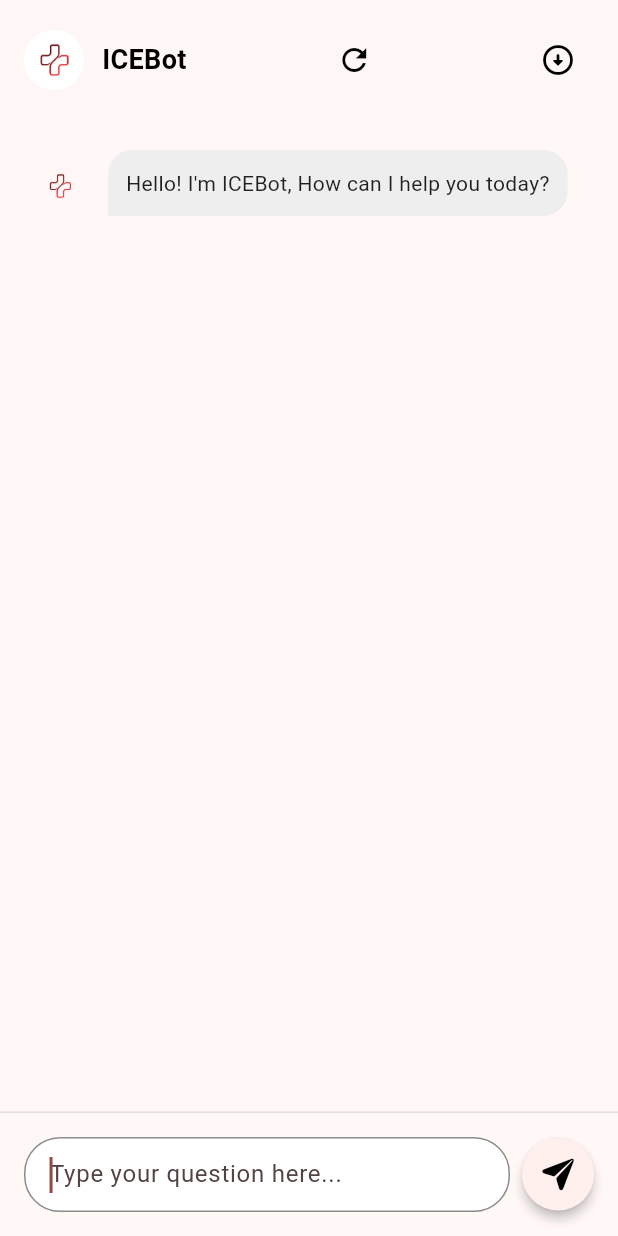
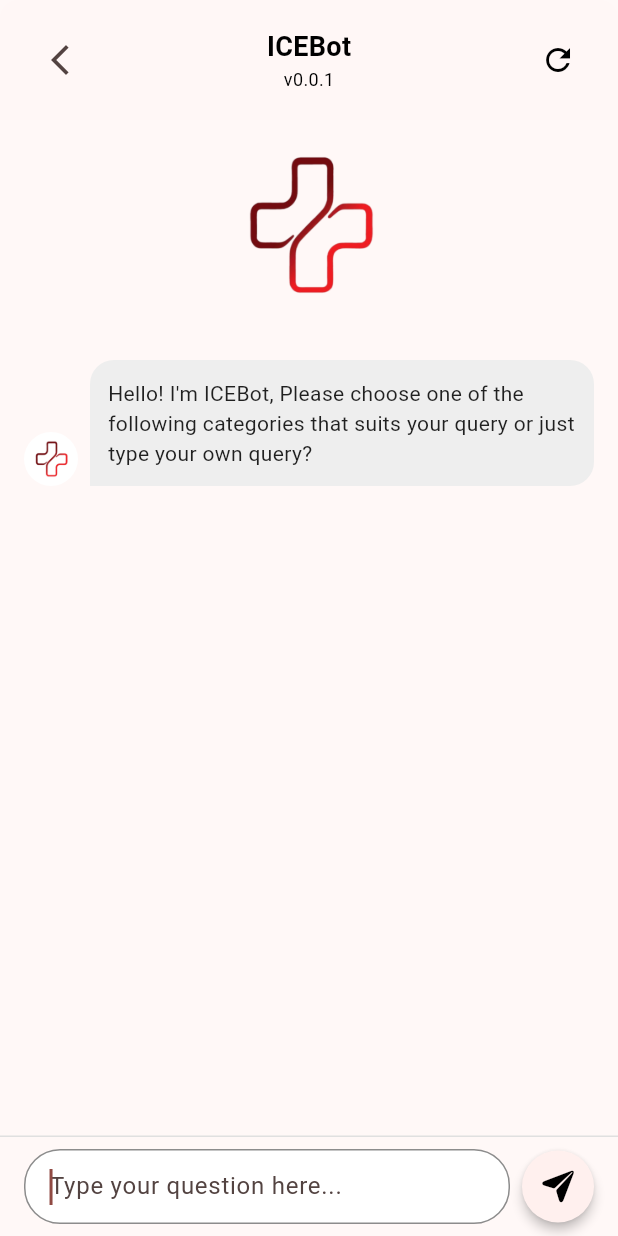
Before and after one commit to maiHydrogen/ICEbot, a Flutter app: the ChatbotWidget screen opened directly with empty values, on a phone screen of 412 x 824 dp. Run offline on Flutter 3.47's test engine with Material 3 defaults, Android fonts, the phone set to English and light mode, and no system bars; missing offline and left inert: string_similarity.

Commit message:
fix: improved msging ui

```diff
--- a/lib/src/models/chatbot_config.dart
+++ b/lib/src/models/chatbot_config.dart
@@ -15,7 +15,7 @@ class ChatbotConfig {
 
   const ChatbotConfig({
     this.botName = 'ICEBot',
-    this.welcomeMessage = 'Hello! I\'m ICEBot, How can I help you today?',
+    this.welcomeMessage = 'Hello! I\'m ICEBot, Please choose one of the following categories that suits your query or just type your own query?',
     this.noAnswerMessage = 'I\'m sorry, I don\'t have an answer for that question.',
     this.primaryColor = const Color.fromARGB(1, 238, 28, 34),
     this.secondaryColor = const Color.fromARGB(1, 115, 15, 17),
--- a/lib/src/widgets/chat_bubble.dart
+++ b/lib/src/widgets/chat_bubble.dart
@@ -17,7 +17,7 @@ class ChatBubble extends StatelessWidget {
         mainAxisAlignment: isUser
             ? MainAxisAlignment.end
             : MainAxisAlignment.start,
-        crossAxisAlignment: CrossAxisAlignment.start,
+        crossAxisAlignment: CrossAxisAlignment.end,
         children: [
           if (!isUser) _buildAvatar(),
           if (!isUser) const SizedBox(width: 8),
@@ -25,7 +25,7 @@ class ChatBubble extends StatelessWidget {
             child: Container(
               padding: const EdgeInsets.all(12),
               decoration: BoxDecoration(
-                color: isUser ? config.primaryColor : Colors.grey.shade200,
+                color: isUser ? Colors.white : Colors.grey.shade200,
                 borderRadius: BorderRadius.circular(16).copyWith(
                   bottomLeft: isUser ? const Radius.circular(16) : Radius.zero,
                   bottomRight: isUser ? Radius.zero : const Radius.circular(16),
@@ -37,7 +37,7 @@ class ChatBubble extends StatelessWidget {
                   Text(
                     message.content,
                     style: TextStyle(
-                      color: isUser ? Colors.white : Colors.black87,
+                      color: Colors.black87,
                       fontSize: 14,
                     ),
                   ),
@@ -46,7 +46,7 @@ class ChatBubble extends StatelessWidget {
                     Text(
                       _formatTime(message.timestamp),
                       style: TextStyle(
-                        color: isUser ? Colors.white70 : Colors.grey,
+                        color:  Colors.grey,
                         fontSize: 11,
                       ),
                     ),
@@ -65,13 +65,13 @@ class ChatBubble extends StatelessWidget {
   Widget _buildAvatar() {
     final isUser = message.type == MessageType.user;
     return CircleAvatar(
-      radius: 24,
-      backgroundColor: isUser ? config.primaryColor : config.secondaryColor,
+      radius: 18,
+      backgroundColor: isUser ? Colors.grey : Colors.white,
       child: isUser
           ? Icon(Icons.person, size: 24, color: Colors.white)
           : Image(
               image: AssetImage("images/plus.png", package: "icebot"),
-              height: 24,
+              height: 36,
             ),
     );
   }
--- a/lib/src/widgets/chatbot_widget.dart
+++ b/lib/src/widgets/chatbot_widget.dart
@@ -31,22 +31,34 @@ class _ChatbotWidgetState extends State<ChatbotWidget> {
     super.initState();
     _faqService = FAQService(widget.faqs);
     _chatService = ChatService(_faqService, widget.config);
+    _chatService.addListener(_autoScrollToBottom);
   }
 
   @override
   Widget build(BuildContext context) {
-    return Scaffold(
+    return GestureDetector(
+      onTap: () => FocusScope.of(context).unfocus(),
+      child: Scaffold(
         body: SafeArea(
           child: SizedBox(
-          height: widget.height ,
+            height: widget.height,
             width: widget.width,
             child: Column(
               children: [
                 _buildHeader(),
+                CircleAvatar(
+                  radius: 70,
+                  backgroundColor: Colors.transparent,
+                  child: Image(
+                    image: AssetImage("images/plus.png", package: "icebot"),
+                    fit: BoxFit.fill,
+                  ),
+                ),
                 Expanded(child: _buildMessageList()),
                 if (widget.config.enableSuggestions) _buildSuggestions(),
                 _buildInputArea(),
               ],
+            ),
           ),
         ),
       ),
@@ -65,14 +77,13 @@ class _ChatbotWidgetState extends State<ChatbotWidget> {
       ),
       child: Row(
         children: [
-          CircleAvatar(
-            backgroundColor: Colors.white,
-            child: Image(
-              image: AssetImage("images/plus.png", package: "icebot"),
-              height: 32,
+          IconButton(
+            onPressed: () => Navigator.pop(context),
+            icon: const Icon(Icons.arrow_back_ios_new),
           ),
-          ),
-          const SizedBox(width: 12),
+          const Spacer(),
+          Column(
+            children: [
               Text(
                 widget.config.botName,
                 style: const TextStyle(
@@ -81,15 +92,16 @@ class _ChatbotWidgetState extends State<ChatbotWidget> {
                   fontWeight: FontWeight.bold,
                 ),
               ),
+              Text(
+                "v0.0.1",
+                style: const TextStyle(color: Colors.black, fontSize: 12),
+              ),
+            ],
+          ),
           const Spacer(),
           IconButton(
             onPressed: _chatService.clearChat,
             icon: const Icon(Icons.refresh, color: Colors.black),
-          ),
-          const Spacer(),
-          IconButton(
-            onPressed: _scrollToBottom,
-            icon: const Icon(Icons.arrow_circle_down_rounded, color: Colors.black),
           ),
         ],
       ),
@@ -98,10 +110,11 @@ class _ChatbotWidgetState extends State<ChatbotWidget> {
 
   Widget _buildMessageList() {
     return AnimatedBuilder(
-      animation:
-          _chatService,
+      animation: _chatService,
       builder: (context, child) {
         return ListView.builder(
+          shrinkWrap: true,
+          physics: ClampingScrollPhysics(),
           controller: _scrollController,
           padding: const EdgeInsets.all(16),
           itemCount: _chatService.messages.length,
@@ -142,7 +155,7 @@ class _ChatbotWidgetState extends State<ChatbotWidget> {
 
   Widget _buildInputArea() {
     return Container(
-      padding: const EdgeInsets.all(16),
+      padding: const EdgeInsets.symmetric(horizontal: 16, vertical: 8),
       decoration: BoxDecoration(
         border: Border(top: BorderSide(color: Colors.grey.shade300)),
       ),
@@ -159,7 +172,7 @@ class _ChatbotWidgetState extends State<ChatbotWidget> {
                 controller: _controller,
                 keyboardType: TextInputType.multiline,
                 maxLines: null,
-                    decoration:  InputDecoration(
+                decoration: InputDecoration(
                   hintText: 'Type your question here...',
                   border: InputBorder.none,
                   contentPadding: const EdgeInsets.symmetric(
@@ -176,11 +189,16 @@ class _ChatbotWidgetState extends State<ChatbotWidget> {
           ElevatedButton(
             onPressed: () => _sendMessage(_controller.text),
             style: ElevatedButton.styleFrom(
-              shape: const CircleBorder(),minimumSize: Size(48,48),
+              shape: const CircleBorder(),
+              minimumSize: Size(48, 48),
               elevation: 3,
               padding: const EdgeInsets.all(0),
             ),
-            child: Icon(CupertinoIcons.paperplane_fill, color: Colors.black, size: 24,),
+            child: Icon(
+              CupertinoIcons.paperplane_fill,
+              color: Colors.black,
+              size: 24,
+            ),
           ),
         ],
       ),
@@ -191,11 +209,11 @@ class _ChatbotWidgetState extends State<ChatbotWidget> {
     if (text.trim().isNotEmpty) {
       _chatService.sendMessage(text.trim());
       _controller.clear();
-      _scrollToBottom();
     }
   }
 
-  void _scrollToBottom() {
+  void _autoScrollToBottom() {
+    // Wait for the message to be rendered, then scroll
     WidgetsBinding.instance.addPostFrameCallback((_) {
       if (_scrollController.hasClients) {
         _scrollController.animateTo(
@@ -211,6 +229,7 @@ class _ChatbotWidgetState extends State<ChatbotWidget> {
   void dispose() {
     _controller.dispose();
     _scrollController.dispose();
+    _chatService.removeListener(_autoScrollToBottom);
     super.dispose();
   }
 }
```
Lines whose indentation alone changed are shown as unchanged.
